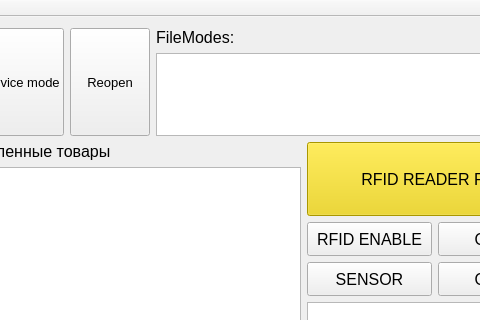
First picture: the form in testqt.ui, repository xtkachx/jp, before the edit; both pictures show x 379 to 859 and y 0 to 320 of the 953 by 529 pixel window.
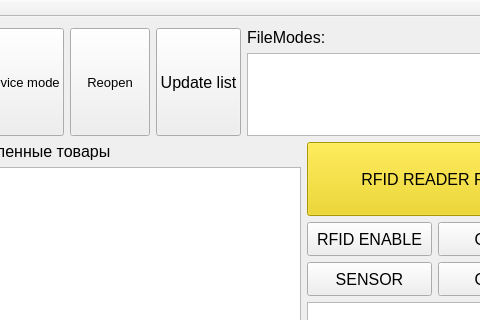
Second picture: the form after the edit.

Commit message: update list products

```diff
--- a/testqt.ui
+++ b/testqt.ui
@@ -139,6 +139,19 @@
           </property>
          </widget>
         </item>
+        <item>
+         <widget class="QPushButton" name="pushButton_4">
+          <property name="sizePolicy">
+           <sizepolicy hsizetype="Preferred" vsizetype="Minimum">
+            <horstretch>0</horstretch>
+            <verstretch>0</verstretch>
+           </sizepolicy>
+          </property>
+          <property name="text">
+           <string>Update list</string>
+          </property>
+         </widget>
+        </item>
        </layout>
       </item>
       <item row="0" column="1">
```
The commit also changes 7 other files.
